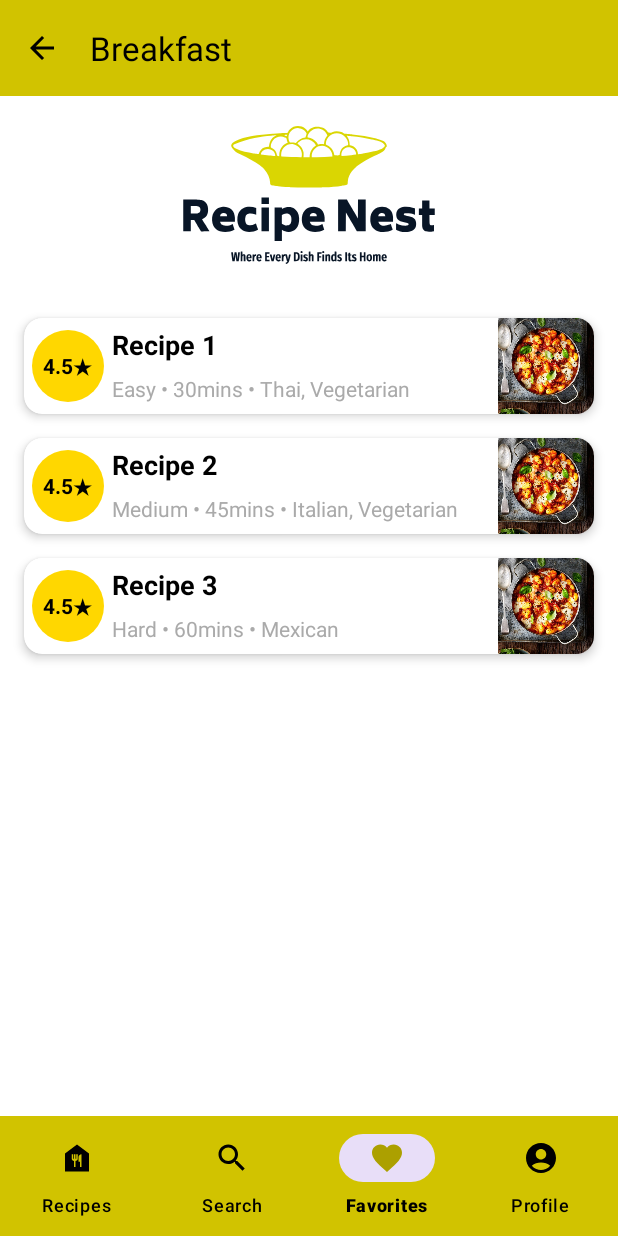
After one commit to sukkrishvar-vijay/Recipe-Nest, an Android app: the fragment RecipeCardsFragment placed in its activity, on a phone screen of 412 x 824 dp. The commit adds this screen. Run offline under Robolectric (Android 15) with nearby library versions, the phone set to English and light mode, and no system bars.

Commit message:
added back button to top app bar
navigation from RecipesCardFragment to FavoritesFragment

```diff
--- a/app/src/main/java/com/group2/recipenest/FavoritesFragment.kt
+++ b/app/src/main/java/com/group2/recipenest/FavoritesFragment.kt
@@ -1,6 +1,5 @@
 package com.group2.recipenest
 
-import android.content.Intent
 import android.os.Bundle
 import android.view.LayoutInflater
 import android.view.View
@@ -22,14 +21,27 @@ class FavoritesFragment : Fragment() {
         toolbar.title = "Favorites"
         toolbar.setTitleTextColor(resources.getColor(android.R.color.black, null))
 
-        // Find the button and set an OnClickListener
-        val openRecipeCardsButton = rootView.findViewById<ConstraintLayout>(R.id.favorite_collection_tile)
-        openRecipeCardsButton.setOnClickListener {
-            // Create an intent to navigate to RecipeCardsListActivity
-            val intent = Intent(requireActivity(), RecipeCardsListActivity::class.java)
-            startActivity(intent)
+        // Find the tile and set an OnClickListener
+        val openRecipeCardsTile = rootView.findViewById<ConstraintLayout>(R.id.favorite_collection_tile)
+        openRecipeCardsTile.setOnClickListener {
+            // Navigate to RecipeCardsFragment using FragmentTransaction
+            parentFragmentManager.beginTransaction()
+                .replace(R.id.fragment_container, RecipeCardsFragment())  // Replace with your fragment container ID
+                .addToBackStack(null)  // Add this transaction to the back stack
+                .commit()
         }
-
         return rootView
     }
+
+    override fun onResume() {
+        super.onResume()
+
+        // Reset the toolbar when FavoritesFragment is resumed
+        val toolbar: Toolbar = requireActivity().findViewById(R.id.toolbar)
+        toolbar.title = "Favorites"
+        toolbar.setTitleTextColor(resources.getColor(android.R.color.black, null))
+
+        // Remove the navigation icon (back button)
+        toolbar.navigationIcon = null  // This removes the back button from the toolbar
+    }
 }
--- a/app/src/main/java/com/group2/recipenest/MainActivity.kt
+++ b/app/src/main/java/com/group2/recipenest/MainActivity.kt
@@ -20,6 +20,10 @@ class MainActivity : AppCompatActivity() {
         val toolbar: Toolbar = findViewById(R.id.toolbar)
         setSupportActionBar(toolbar)
         supportActionBar?.title = ""
+
+        // Enable the back button in the toolbar
+        supportActionBar?.setDisplayHomeAsUpEnabled(false)
+        supportActionBar?.setDisplayShowHomeEnabled(false)
 
         // Load the default fragment
         loadFragment(FavoritesFragment())
--- /dev/null
+++ b/app/src/main/java/com/group2/recipenest/RecipeCardsFragment.kt
@@ -0,0 +1,52 @@
+package com.group2.recipenest
+
+import RecipeCardModel
+import android.os.Bundle
+import android.view.LayoutInflater
+import android.view.View
+import android.view.ViewGroup
+import androidx.fragment.app.Fragment
+import androidx.recyclerview.widget.LinearLayoutManager
+import androidx.recyclerview.widget.RecyclerView
+import androidx.appcompat.widget.Toolbar
+
+class RecipeCardsFragment : Fragment() {
+
+    private lateinit var recipeRecyclerView: RecyclerView
+    private lateinit var recipeAdapter: RecipeCardsAdapter
+
+    override fun onCreateView(
+        inflater: LayoutInflater, container: ViewGroup?,
+        savedInstanceState: Bundle?
+    ): View? {
+        val view = inflater.inflate(R.layout.recipes_collections, container, false)
+
+        // Find the toolbar in the activity
+        val toolbar: Toolbar = requireActivity().findViewById(R.id.toolbar)
+
+        // Set the toolbar title directly
+        toolbar.title = "Breakfast"
+        toolbar.setTitleTextColor(resources.getColor(android.R.color.black, null))
+
+        // Set up the back button (up button)
+        toolbar.setNavigationIcon(R.drawable.ic_back_arrow)  // Replace with your back icon
+        toolbar.setNavigationOnClickListener {
+            requireActivity().onBackPressedDispatcher.onBackPressed()  // Navigate back when back button is clicked
+        }
+
+        // Sample data
+        val recipeList = listOf(
+            RecipeCardModel("Recipe 1", "Easy • 30mins • Thai, Vegetarian", R.drawable.placeholder_recipe_image),
+            RecipeCardModel("Recipe 2", "Medium • 45mins • Italian, Vegetarian", R.drawable.placeholder_recipe_image),
+            RecipeCardModel("Recipe 3", "Hard • 60mins • Mexican", R.drawable.placeholder_recipe_image)
+        )
+
+        // Initialize RecyclerView
+        recipeRecyclerView = view.findViewById(R.id.recipe_recycler_view)
+        recipeRecyclerView.layoutManager = LinearLayoutManager(requireContext())
+        recipeAdapter = RecipeCardsAdapter(recipeList)
+        recipeRecyclerView.adapter = recipeAdapter
+
+        return view
+    }
+}
--- /dev/null
+++ b/app/src/main/res/drawable/ic_back_arrow.xml
@@ -0,0 +1,5 @@
+<vector xmlns:android="http://schemas.android.com/apk/res/android" android:autoMirrored="true" android:height="24dp" android:tint="#000000" android:viewportHeight="24" android:viewportWidth="24" android:width="24dp">
+
+    <path android:fillColor="@android:color/white" android:pathData="M20,11H7.83l5.59,-5.59L12,4l-8,8 8,8 1.41,-1.41L7.83,13H20v-2z"/>
+
+</vector>
--- a/app/src/main/res/layout/recipes_collections.xml
+++ b/app/src/main/res/layout/recipes_collections.xml
@@ -1,15 +1,28 @@
-<?xml version="1.0" encoding="utf-8"?>
-<androidx.constraintlayout.widget.ConstraintLayout
+<LinearLayout
     xmlns:android="http://schemas.android.com/apk/res/android"
+    xmlns:app="http://schemas.android.com/apk/res-auto"
     android:layout_width="match_parent"
-    android:layout_height="match_parent">
+    android:layout_height="match_parent"
+    android:orientation="vertical">
 
+    <!-- Top Vector Image -->
+    <ImageView
+        android:id="@+id/top_vector_image"
+        android:layout_width="wrap_content"
+        android:layout_height="wrap_content"
+        android:layout_gravity="center"
+        android:src="@drawable/recipe_nest_colorful_logo"
+        android:layout_marginTop="20dp"
+        android:layout_marginBottom="20dp" />
+
+    <!-- RecyclerView to display list of recipes -->
     <androidx.recyclerview.widget.RecyclerView
         android:id="@+id/recipe_recycler_view"
         android:layout_width="match_parent"
-        android:layout_height="match_parent"
+        android:layout_height="0dp"
+        android:layout_weight="1"
         android:padding="8dp"
         android:clipToPadding="false"
-        android:scrollbars="vertical"/>
+        android:scrollbars="vertical" />
 
-</androidx.constraintlayout.widget.ConstraintLayout>
+</LinearLayout>
--- a/app/src/main/res/values/themes.xml
+++ b/app/src/main/res/values/themes.xml
@@ -3,6 +3,8 @@
     <style name="Base.Theme.RecipeNest" parent="Theme.Material3.DayNight.NoActionBar">
         <!-- Customize your light theme here. -->
         <!-- <item name="colorPrimary">@color/my_light_primary</item> -->
+        <item name="android:windowBackground">@android:color/white</item>
+        <item name="android:colorBackground">@android:color/white</item>
     </style>
 
     <style name="Theme.RecipeNest" parent="Base.Theme.RecipeNest" />
```
Also changed, not shown: app/src/main/java/com/group2/recipenest/RecipeCardsListActivity.kt (deleted, +0 -39 lines).
